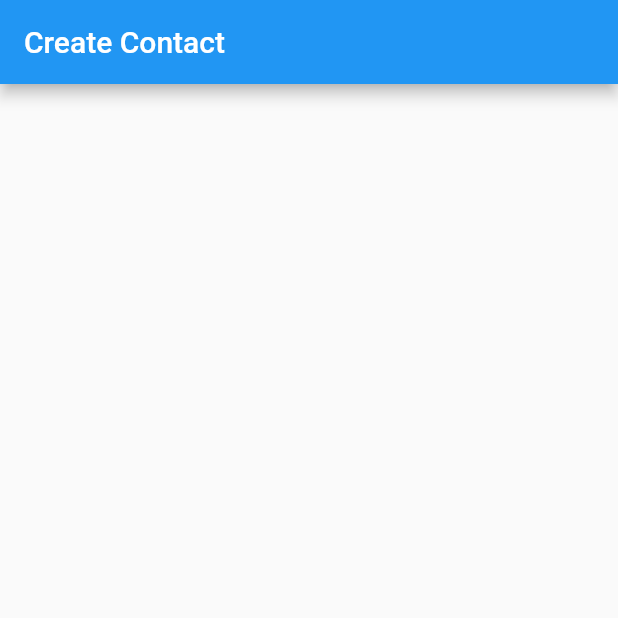
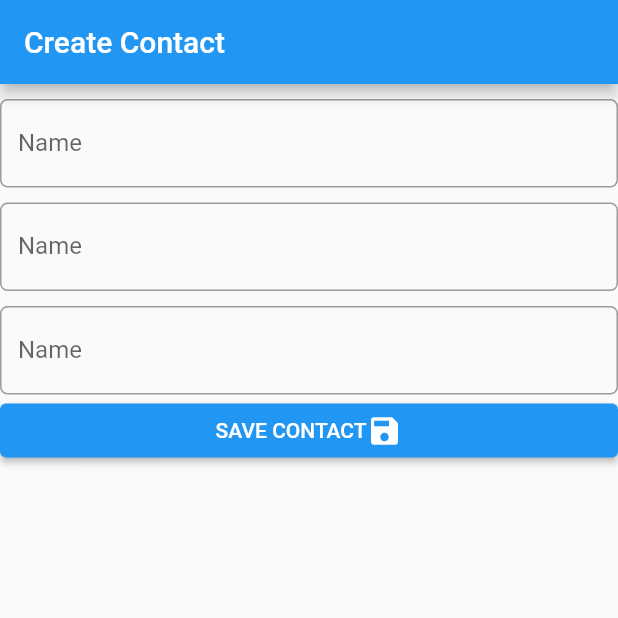
Before and after one commit to bEinG-RudY/catalog, a Flutter app: the screen it shows after launch, on a phone screen of 412 x 824 dp, the top half of it. Run offline on Flutter 3.47's test engine with Material 2 defaults, Android fonts, the phone set to English and light mode, and no system bars; our stand-ins replace faker.

Commit message:
created contact form

```diff
--- a/lib/ui/contact/contact_create_page.dart
+++ b/lib/ui/contact/contact_create_page.dart
@@ -1,3 +1,4 @@
+import 'package:catalog/ui/contact/widget/contact_form.dart';
 import 'package:flutter/material.dart';
 
 class ContactCreatePage extends StatelessWidget {
@@ -7,6 +8,7 @@ class ContactCreatePage extends StatelessWidget {
       appBar: AppBar(
         title: Text("Create Contact"),
       ),
+      body: ContactForm(),
     );
   }
 }
--- /dev/null
+++ b/lib/ui/contact/widget/contact_form.dart
@@ -0,0 +1,65 @@
+import 'package:flutter/material.dart';
+
+class ContactForm extends StatefulWidget {
+  const ContactForm({super.key});
+
+  @override
+  State<ContactForm> createState() => _ContactFormState();
+}
+
+class _ContactFormState extends State<ContactForm> {
+  final _formKey = GlobalKey<FormState>();
+
+  late String _name;
+  late String _email;
+  late String _phoneNumber;
+
+  @override
+  Widget build(BuildContext context) {
+    return Form(
+        key: _formKey,
+        child: ListView(
+          children: [
+            SizedBox(
+              height: 10,
+            ),
+            TextFormField(
+              onSaved: (value) => _name = value!,
+              decoration: InputDecoration(
+                  labelText: "Name",
+                  border: OutlineInputBorder(
+                      borderRadius: BorderRadius.circular(5))),
+            ),
+            SizedBox(
+              height: 10,
+            ),
+            TextFormField(
+              onSaved: (value) => _email = value!,
+              decoration: InputDecoration(
+                  labelText: "Name",
+                  border: OutlineInputBorder(
+                      borderRadius: BorderRadius.circular(5))),
+            ),
+            SizedBox(
+              height: 10,
+            ),
+            TextFormField(
+              onSaved: (value) => _phoneNumber = value!,
+              decoration: InputDecoration(
+                  labelText: "Name",
+                  border: OutlineInputBorder(
+                      borderRadius: BorderRadius.circular(5))),
+            ),
+            ElevatedButton(
+                onPressed: () {
+                  _formKey.currentState?.save();
+                  print(_name + " " + _email + " " + _phoneNumber);
+                },
+                child: Row(
+                  mainAxisAlignment: MainAxisAlignment.center,
+                  children: [Text("SAVE CONTACT"), Icon(Icons.save)],
+                ))
+          ],
+        ));
+  }
+}
```
